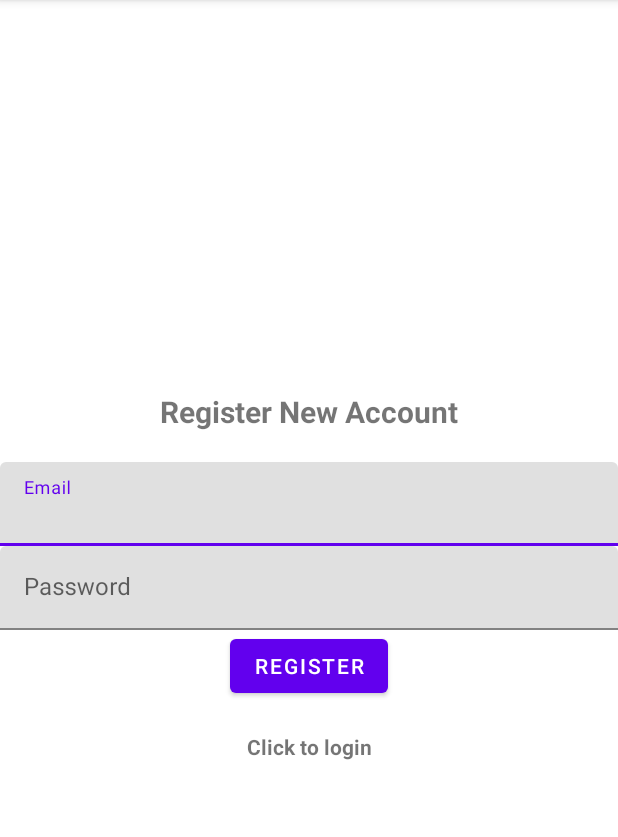
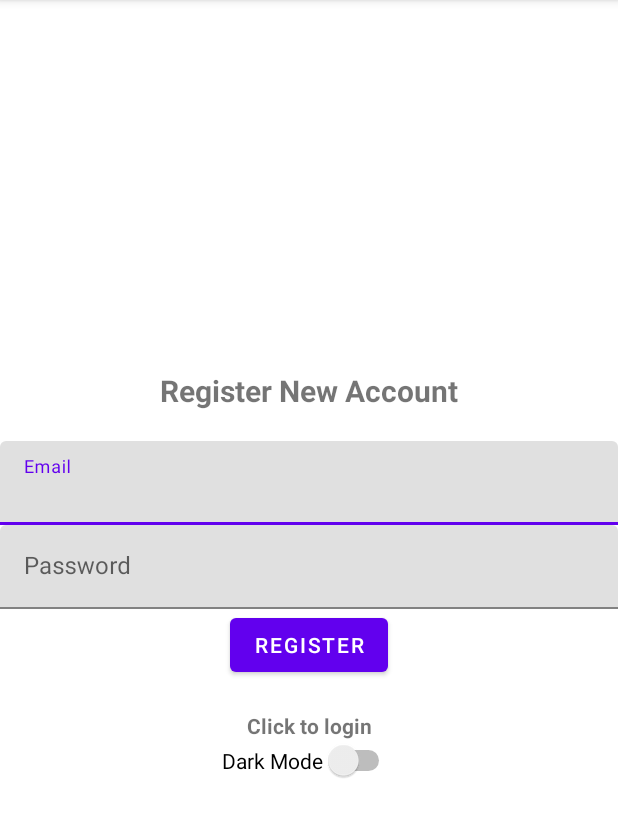
Before and after one commit to mehuloswal/CS427-Fall2024-TermProject-Team5, an Android app: the screen it shows after launch (Register), after a tap on "Click to Register", on a phone screen of 412 x 824 dp, the part 84-921 px from its top. Run offline under Robolectric (Android 15) with nearby library versions, the phone set to English and light mode, and no system bars; our stand-ins replace Firebase (no records; nobody signed in at launch, a user with empty details on screens opened directly); 1 other tap on this screen came first.

Commit message:
Enable theme switch applied and able to reflected on all avtivities.

```diff
--- a/app/src/main/java/edu/uiuc/cs427app/Login.java
+++ b/app/src/main/java/edu/uiuc/cs427app/Login.java
@@ -1,17 +1,20 @@
 package edu.uiuc.cs427app;
 
 import android.content.Intent;
+import android.content.SharedPreferences;
 import android.os.Bundle;
 import android.text.TextUtils;
 import android.view.View;
 import android.widget.Button;
 import android.widget.ProgressBar;
+import android.widget.Switch;
 import android.widget.TextView;
 import android.widget.Toast;
 
 import androidx.activity.EdgeToEdge;
 import androidx.annotation.NonNull;
 import androidx.appcompat.app.AppCompatActivity;
+import androidx.appcompat.app.AppCompatDelegate;
 import androidx.core.graphics.Insets;
 import androidx.core.view.ViewCompat;
 import androidx.core.view.WindowInsetsCompat;
@@ -29,6 +32,7 @@ public class Login extends AppCompatActivity {
     FirebaseAuth mAuth;
     ProgressBar progressBar;
     TextView registerNow;
+    Switch themeSwitch;
 
     @Override
     public void onStart() {
@@ -59,6 +63,20 @@ public class Login extends AppCompatActivity {
         editPassword = findViewById(R.id.password);
         progressBar = findViewById(R.id.progressBar);
         registerNow = findViewById(R.id.registerNow);
+        themeSwitch = findViewById(R.id.themeSwitch);
+
+        // Set up the theme switch feature
+        SharedPreferences sharedPreferences = getSharedPreferences("settings", MODE_PRIVATE);
+        boolean isNightMode = sharedPreferences.getBoolean("night_mode", false);
+        AppCompatDelegate.setDefaultNightMode(isNightMode ? AppCompatDelegate.MODE_NIGHT_YES : AppCompatDelegate.MODE_NIGHT_NO);
+        themeSwitch.setChecked(isNightMode);
+
+        themeSwitch.setOnCheckedChangeListener((buttonView, isChecked) -> {
+            SharedPreferences.Editor editor = sharedPreferences.edit();
+            editor.putBoolean("night_mode", isChecked);
+            editor.apply();
+            AppCompatDelegate.setDefaultNightMode(isChecked ? AppCompatDelegate.MODE_NIGHT_YES : AppCompatDelegate.MODE_NIGHT_NO);
+        });
 
         registerNow.setOnClickListener(new View.OnClickListener() {
             @Override
--- a/app/src/main/java/edu/uiuc/cs427app/Register.java
+++ b/app/src/main/java/edu/uiuc/cs427app/Register.java
@@ -1,17 +1,20 @@
 package edu.uiuc.cs427app;
 
 import android.content.Intent;
+import android.content.SharedPreferences;
 import android.os.Bundle;
 import android.text.TextUtils;
 import android.view.View;
 import android.widget.Button;
 import android.widget.ProgressBar;
+import android.widget.Switch;
 import android.widget.TextView;
 import android.widget.Toast;
 
 import androidx.activity.EdgeToEdge;
 import androidx.annotation.NonNull;
 import androidx.appcompat.app.AppCompatActivity;
+import androidx.appcompat.app.AppCompatDelegate;
 import androidx.core.graphics.Insets;
 import androidx.core.view.ViewCompat;
 import androidx.core.view.WindowInsetsCompat;
@@ -30,6 +33,7 @@ public class Register extends AppCompatActivity {
     FirebaseAuth mAuth;
     ProgressBar progressBar;
     TextView loginNow;
+    Switch themeSwitch;
 
     @Override
     public void onStart() {
@@ -55,6 +59,20 @@ public class Register extends AppCompatActivity {
         editPassword = findViewById(R.id.password);
         progressBar = findViewById(R.id.progressBar);
         loginNow = findViewById(R.id.loginNow);
+        themeSwitch = findViewById(R.id.themeSwitch);
+
+        // set up the theme switch feature
+        SharedPreferences sharedPreferences = getSharedPreferences("settings", MODE_PRIVATE);
+        boolean isNightMode = sharedPreferences.getBoolean("night_mode", false);
+        AppCompatDelegate.setDefaultNightMode(isNightMode ? AppCompatDelegate.MODE_NIGHT_YES : AppCompatDelegate.MODE_NIGHT_NO);
+        themeSwitch.setChecked(isNightMode);
+
+        themeSwitch.setOnCheckedChangeListener((buttonView, isChecked) -> {
+            SharedPreferences.Editor editor = sharedPreferences.edit();
+            editor.putBoolean("night_mode", isChecked);
+            editor.apply();
+            AppCompatDelegate.setDefaultNightMode(isChecked ? AppCompatDelegate.MODE_NIGHT_YES : AppCompatDelegate.MODE_NIGHT_NO);
+        });
 
         loginNow.setOnClickListener(new View.OnClickListener() {
             @Override
--- a/app/src/main/res/layout/activity_login.xml
+++ b/app/src/main/res/layout/activity_login.xml
@@ -59,4 +59,10 @@
         android:text="@string/click_to_register"
         android:layout_width="match_parent"
         android:layout_height="wrap_content"/>
+
+    <Switch
+        android:id="@+id/themeSwitch"
+        android:layout_width="wrap_content"
+        android:layout_height="wrap_content"
+        android:text="Dark Mode" />
 </LinearLayout>
--- a/app/src/main/res/layout/activity_main.xml
+++ b/app/src/main/res/layout/activity_main.xml
@@ -79,5 +79,10 @@
         android:padding="12dp"
         android:textSize="16sp"
         android:layout_marginTop="16dp" />
+    <Switch
+        android:id="@+id/themeSwitch"
+        android:layout_width="wrap_content"
+        android:layout_height="wrap_content"
+        android:text="Dark Mode" />
 
 </LinearLayout>
--- a/app/src/main/res/layout/activity_register.xml
+++ b/app/src/main/res/layout/activity_register.xml
@@ -59,4 +59,9 @@
         android:text="@string/click_to_login"
         android:layout_width="match_parent"
         android:layout_height="wrap_content"/>
+    <Switch
+        android:id="@+id/themeSwitch"
+        android:layout_width="wrap_content"
+        android:layout_height="wrap_content"
+        android:text="Dark Mode" />
 </LinearLayout>
```
Also changed, not shown: app/src/main/java/edu/uiuc/cs427app/MainActivity.java (+18 -0 lines).
